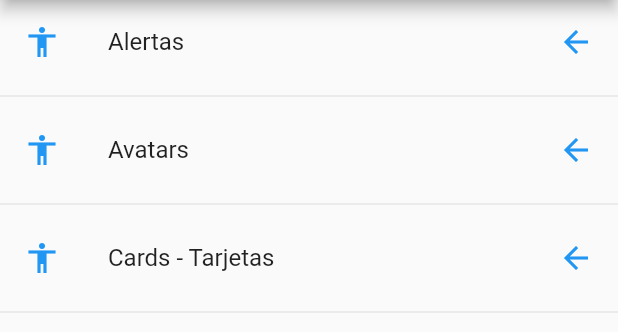
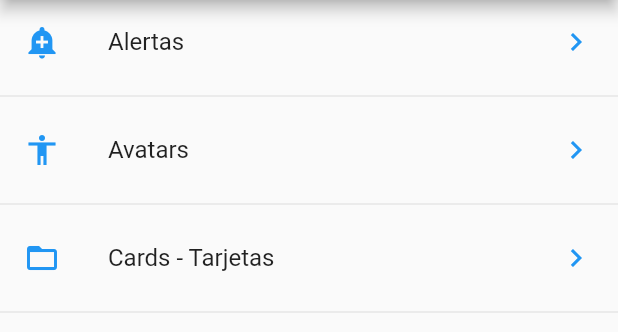
Before and after one commit to alvag/componentes_flutter, a Flutter app: the screen it shows after launch, on a phone screen of 412 x 824 dp, the part 84-416 px from its top. Run offline on Flutter 3.47's test engine with Material 2 defaults, Android fonts, the phone set to English and light mode, and no system bars.

Commit message:
Obtener ícono por strings

```diff
--- a/lib/src/pages/home_page.dart
+++ b/lib/src/pages/home_page.dart
@@ -1,3 +1,4 @@
+import 'package:componentes_flutter/src/utils/icono_string_util.dart';
 import 'package:flutter/material.dart';
 
 import 'package:componentes_flutter/src/providers/menu_provider.dart';
@@ -31,8 +32,8 @@ class HomePage extends StatelessWidget {
     data.forEach((opt) {
       final widgetTemp = ListTile(
         title: Text(opt['texto']),
-        leading: Icon(Icons.accessibility, color: Colors.blue),
-        trailing: Icon(Icons.arrow_back, color: Colors.blue),
+        leading: getIcon(opt['icon']),
+        trailing: Icon(Icons.keyboard_arrow_right, color: Colors.blue),
         onTap: () {},
       );
 
--- /dev/null
+++ b/lib/src/utils/icono_string_util.dart
@@ -0,0 +1,11 @@
+import 'package:flutter/material.dart';
+
+final _icons = <String, IconData>{
+  'add_alert': Icons.add_alert,
+  'accessibility': Icons.accessibility,
+  'folder_open': Icons.folder_open
+};
+
+Icon getIcon(String iconName) {
+  return Icon(_icons[iconName], color: Colors.blue);
+}
```
